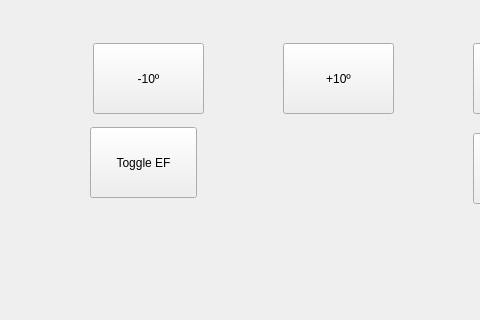
This is src/Quad_control_gui/Quad_control_gui/control_robot.ui in Edipo3098/ros2_orange as Qt 5 draws it before an edit; both pictures show x 168 to 648 and y 278 to 598 of the 1200 by 800 pixel window. The edited form follows.
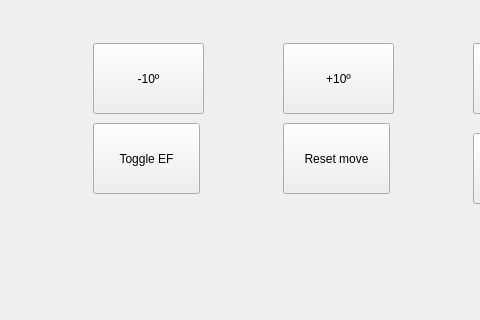
This is the edited form. Icons and pictures are not drawn.

```diff
--- a/src/Quad_control_gui/Quad_control_gui/control_robot.ui
+++ b/src/Quad_control_gui/Quad_control_gui/control_robot.ui
@@ -227,8 +227,8 @@
    <widget class="QPushButton" name="setEF">
     <property name="geometry">
      <rect>
-      <x>257</x>
-      <y>404</y>
+      <x>260</x>
+      <y>400</y>
       <width>107</width>
       <height>71</height>
      </rect>
@@ -237,6 +237,19 @@
      <string>Toggle EF</string>
     </property>
    </widget>
+   <widget class="QPushButton" name="setEF_2">
+    <property name="geometry">
+     <rect>
+      <x>450</x>
+      <y>400</y>
+      <width>107</width>
+      <height>71</height>
+     </rect>
+    </property>
+    <property name="text">
+     <string>Reset move</string>
+    </property>
+   </widget>
   </widget>
   <widget class="QWidget" name="controlQuad">
    <widget class="QPushButton" name="prevButtom2">
```
